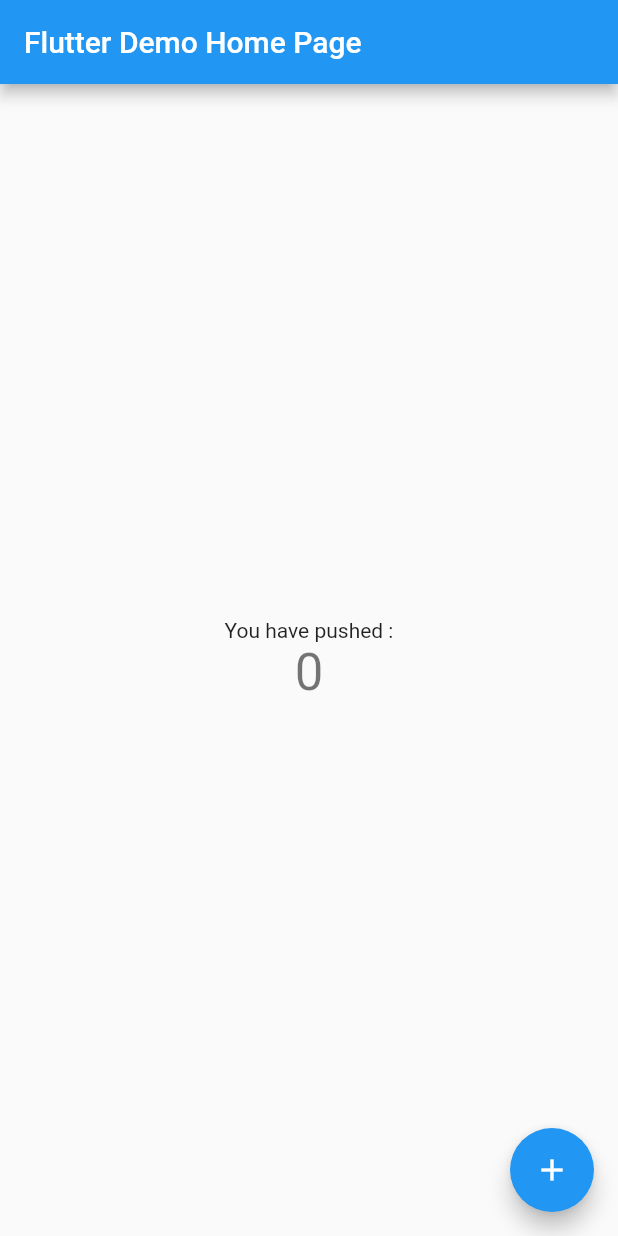
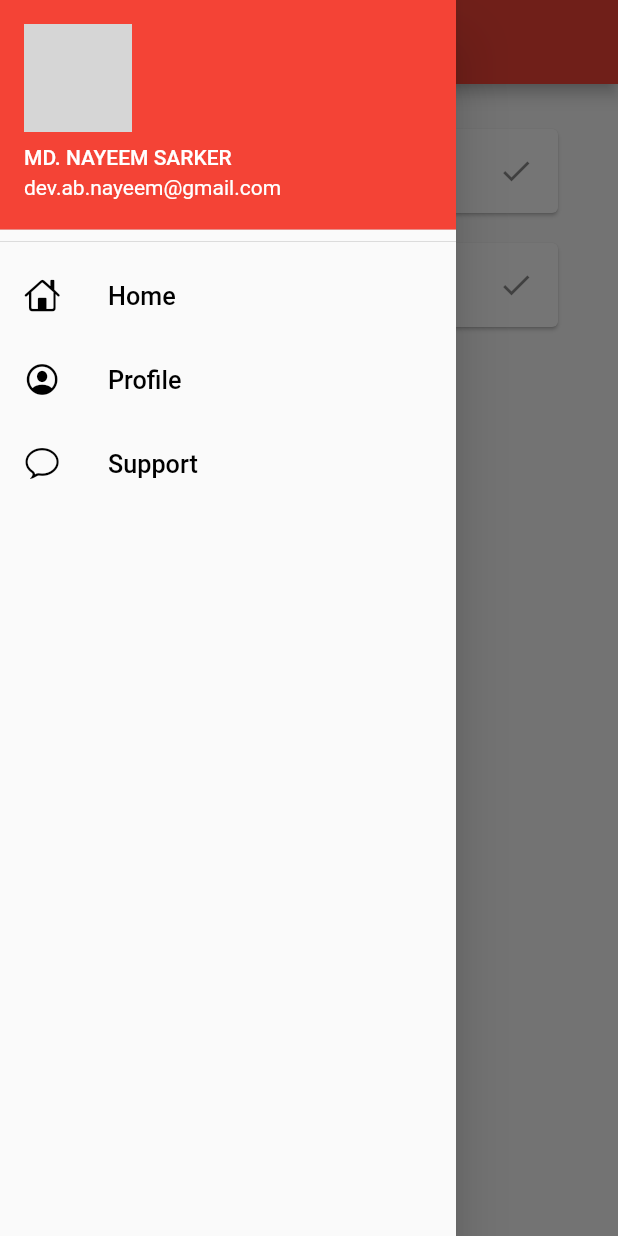
Before and after one commit to mdnayeemsarker/FlutterBasicToAdvance, a Flutter app: the screen it shows after launch, with the side drawer open (before the commit the screen has no drawer), on a phone screen of 412 x 824 dp. Run offline on Flutter 3.47's test engine with Material 2 defaults, Android fonts, the phone set to English and light mode, and no system bars; network calls fail; grey boxes are pictures that could not be loaded.

Commit message:
Stateless & stateful widget

```diff
--- a/lib/main.dart
+++ b/lib/main.dart
@@ -1,115 +1,36 @@
+// ignore_for_file: prefer_const_declarations
+
 import 'package:flutter/material.dart';
+import 'package:flutter_basic_advance/pages/home_page.dart';
+import 'package:flutter_basic_advance/pages/slsfw/stateful.dart';
+import 'package:flutter_basic_advance/pages/slsfw/stateless.dart';
+import 'package:flutter_basic_advance/utils/routes.dart';
 
 void main() {
-  runApp(const MyApp());
+  runApp(MyApp());
 }
 
 class MyApp extends StatelessWidget {
   const MyApp({super.key});
 
-  // This widget is the root of your application.
   @override
   Widget build(BuildContext context) {
     return MaterialApp(
-      title: 'Flutter Demo',
-      theme: ThemeData(
-        // This is the theme of your application.
-        //
-        // Try running your application with "flutter run". You'll see the
-        // application has a blue toolbar. Then, without quitting the app, try
-        // changing the primarySwatch below to Colors.green and then invoke
-        // "hot reload" (press "r" in the console where you ran "flutter run",
-        // or simply save your changes to "hot reload" in a Flutter IDE).
-        // Notice that the counter didn't reset back to zero; the application
-        // is not restarted.
-        primarySwatch: Colors.blue,
-      ),
-      home: const MyHomePage(title: 'Flutter Demo Home Page'),
-    );
+        themeMode: ThemeMode.light,
+        theme: ThemeData(
+          primarySwatch: Colors.red,
+          // fontFamily: GoogleFonts.lato().fontFamily,
+        ),
+        debugShowCheckedModeBanner: false,
+        darkTheme: ThemeData(brightness: Brightness.dark
+            // primarySwatch: Colors.blueGrey
+            ),
+        initialRoute: MyRoutes.homeRoute,
+        routes: {
+          "/": (context) => HomePage(),
+          MyRoutes.homeRoute: (context) => HomePage(),
+          MyRoutes.stateLessRoute: (context) => StateLess(),
+          MyRoutes.stateFulRoute: (context) => StateFul(),
+        });
   }
 }
-
-class MyHomePage extends StatefulWidget {
-  const MyHomePage({super.key, required this.title});
-
-  // This widget is the home page of your application. It is stateful, meaning
-  // that it has a State object (defined below) that contains fields that affect
-  // how it looks.
-
-  // This class is the configuration for the state. It holds the values (in this
-  // case the title) provided by the parent (in this case the App widget) and
-  // used by the build method of the State. Fields in a Widget subclass are
-  // always marked "final".
-
-  final String title;
-
-  @override
-  State<MyHomePage> createState() => _MyHomePageState();
-}
-
-class _MyHomePageState extends State<MyHomePage> {
-  int _counter = 0;
-
-  void _incrementCounter() {
-    setState(() {
-      // This call to setState tells the Flutter framework that something has
-      // changed in this State, which causes it to rerun the build method below
-      // so that the display can reflect the updated values. If we changed
-      // _counter without calling setState(), then the build method would not be
-      // called again, and so nothing would appear to happen.
-      _counter++;
-    });
-  }
-
-  @override
-  Widget build(BuildContext context) {
-    // This method is rerun every time setState is called, for instance as done
-    // by the _incrementCounter method above.
-    //
-    // The Flutter framework has been optimized to make rerunning build methods
-    // fast, so that you can just rebuild anything that needs updating rather
-    // than having to individually change instances of widgets.
-    return Scaffold(
-      appBar: AppBar(
-        // Here we take the value from the MyHomePage object that was created by
-        // the App.build method, and use it to set our appbar title.
-        title: Text(widget.title),
-      ),
-      body: Center(
-        // Center is a layout widget. It takes a single child and positions it
-        // in the middle of the parent.
-        child: Column(
-          // Column is also a layout widget. It takes a list of children and
-          // arranges them vertically. By default, it sizes itself to fit its
-          // children horizontally, and tries to be as tall as its parent.
-          //
-          // Invoke "debug painting" (press "p" in the console, choose the
-          // "Toggle Debug Paint" action from the Flutter Inspector in Android
-          // Studio, or the "Toggle Debug Paint" command in Visual Studio Code)
-          // to see the wireframe for each widget.
-          //
-          // Column has various properties to control how it sizes itself and
-          // how it positions its children. Here we use mainAxisAlignment to
-          // center the children vertically; the main axis here is the vertical
-          // axis because Columns are vertical (the cross axis would be
-          // horizontal).
-          mainAxisAlignment: MainAxisAlignment.center,
-          children: <Widget>[
-            const Text(
-              'You have pushed :',
-            ),
-            Text(
-              '$_counter',
-              style: Theme.of(context).textTheme.headlineMedium,
-            ),
-          ],
-        ),
-      ),
-      floatingActionButton: FloatingActionButton(
-        onPressed: _incrementCounter,
-        tooltip: 'Increment',
-        child: const Icon(Icons.add),
-      ), // This trailing comma makes auto-formatting nicer for build methods.
-    );
-  }
-}
--- /dev/null
+++ b/lib/pages/home_page.dart
@@ -0,0 +1,107 @@
+import 'package:flutter/cupertino.dart';
+import 'package:flutter/material.dart';
+import 'package:flutter_basic_advance/utils/routes.dart';
+
+class HomePage extends StatelessWidget {
+  HomePage({super.key});
+
+  @override
+  Widget build(BuildContext context) {
+    return SafeArea(
+      child: Scaffold(
+        appBar: AppBar(
+          title: Text("Flutter BTA"),
+        ),
+        body: Padding(
+          padding: EdgeInsets.all(20),
+          child: ListView(children: [
+            Card(
+              margin: EdgeInsets.symmetric(vertical: 10, horizontal: 20),
+              child: ListTile(
+                onTap: () {
+                  Navigator.pushNamed(context, MyRoutes.stateLessRoute);
+                },
+                leading: Icon(Icons.macro_off),
+                title: Text("Stateless Widget"),
+                trailing: Icon(Icons.check),
+              ),
+            ),
+            Card(
+              margin: EdgeInsets.symmetric(vertical: 10, horizontal: 20),
+              child: ListTile(
+                onTap: () {
+                  Navigator.pushNamed(context, MyRoutes.stateFulRoute);
+                },
+                leading: Icon(Icons.macro_off),
+                title: Text("Statefull Widget"),
+                trailing: Icon(Icons.check),
+              ),
+            ),
+          ]),
+        ),
+        drawer: MyDrawer(),
+      ),
+    );
+  }
+}
+
+class MyDrawer extends StatelessWidget {
+  const MyDrawer({super.key});
+
+  @override
+  Widget build(BuildContext context) {
+    final imageUrl =
+        "https://encrypted-tbn0.gstatic.com/images?q=tbn:ANd9GcQJ3HHIEm2rSoBDwYWiM3BG7Wcd4m-JmwGRwQ&usqp=CAU";
+    return Drawer(
+      child: ListView(
+        children: [
+          DrawerHeader(
+              padding: EdgeInsets.zero,
+              child: UserAccountsDrawerHeader(
+                accountName: Text("MD. NAYEEM SARKER"),
+                accountEmail: Text("dev.ab.nayeem@gmail.com"),
+                currentAccountPicture: CircleAvatar(
+                  backgroundImage: NetworkImage(imageUrl),
+                ),
+              )),
+          ListTile(
+            onTap: () {},
+            leading: Icon(
+              CupertinoIcons.home,
+              color: Colors.black,
+            ),
+            title: Text(
+              "Home",
+              textScaleFactor: 1.2,
+              style: TextStyle(color: Colors.black),
+            ),
+          ),
+          ListTile(
+            onTap: () {},
+            leading: Icon(
+              CupertinoIcons.profile_circled,
+              color: Colors.black,
+            ),
+            title: Text(
+              "Profile",
+              textScaleFactor: 1.2,
+              style: TextStyle(color: Colors.black),
+            ),
+          ),
+          ListTile(
+            onTap: () {},
+            leading: Icon(
+              CupertinoIcons.chat_bubble,
+              color: Colors.black,
+            ),
+            title: Text(
+              "Support",
+              textScaleFactor: 1.2,
+              style: TextStyle(color: Colors.black),
+            ),
+          ),
+        ],
+      ),
+    );
+  }
+}
--- /dev/null
+++ b/lib/pages/slsfw/stateful.dart
@@ -0,0 +1,17 @@
+import 'package:flutter/material.dart';
+
+class StateFul extends StatefulWidget {
+  const StateFul({super.key});
+
+  @override
+  State<StateFul> createState() => _StateFulState();
+}
+
+class _StateFulState extends State<StateFul> {
+  @override
+  Widget build(BuildContext context) {
+    return Scaffold(
+        appBar: AppBar(),
+        body: Center(child: Text("This is an Stateful Widget")));
+  }
+}
--- /dev/null
+++ b/lib/pages/slsfw/stateless.dart
@@ -0,0 +1,12 @@
+import 'package:flutter/material.dart';
+
+class StateLess extends StatelessWidget {
+  const StateLess({super.key});
+
+  @override
+  Widget build(BuildContext context) {
+    return Scaffold(
+        appBar: AppBar(),
+        body: Center(child: Text("This is an Stateless Widget")));
+  }
+}
--- /dev/null
+++ b/lib/utils/routes.dart
@@ -0,0 +1,5 @@
+class MyRoutes {
+  static String homeRoute = "/home";
+  static String stateLessRoute = "/stateLess";
+  static String stateFulRoute = "/stateFul";
+}
```
